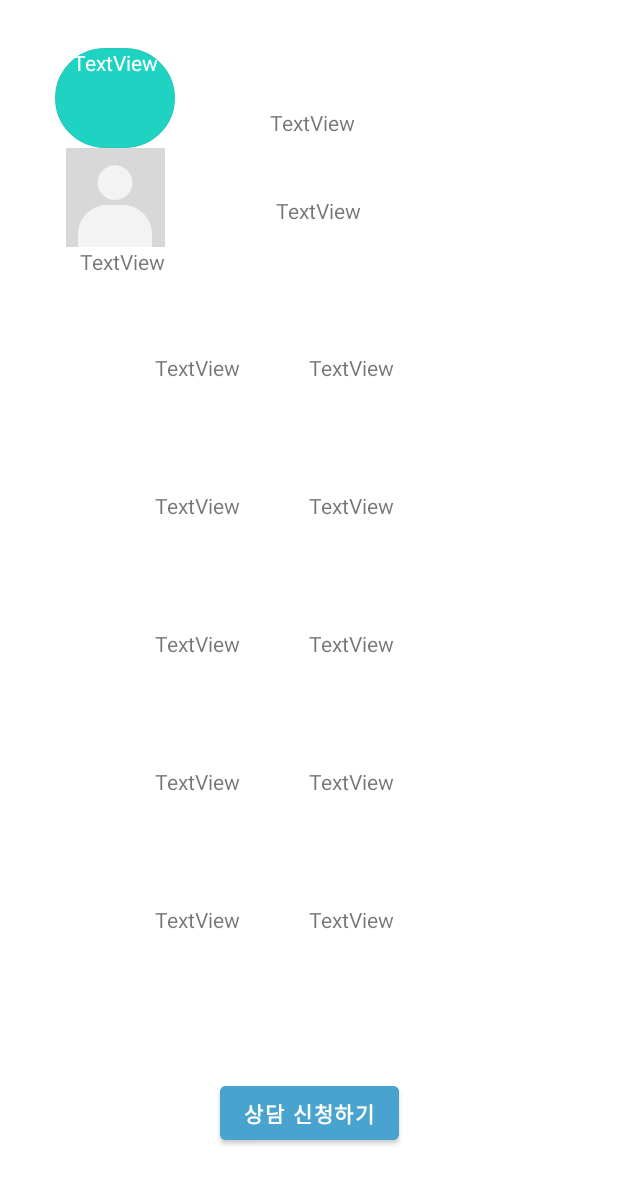
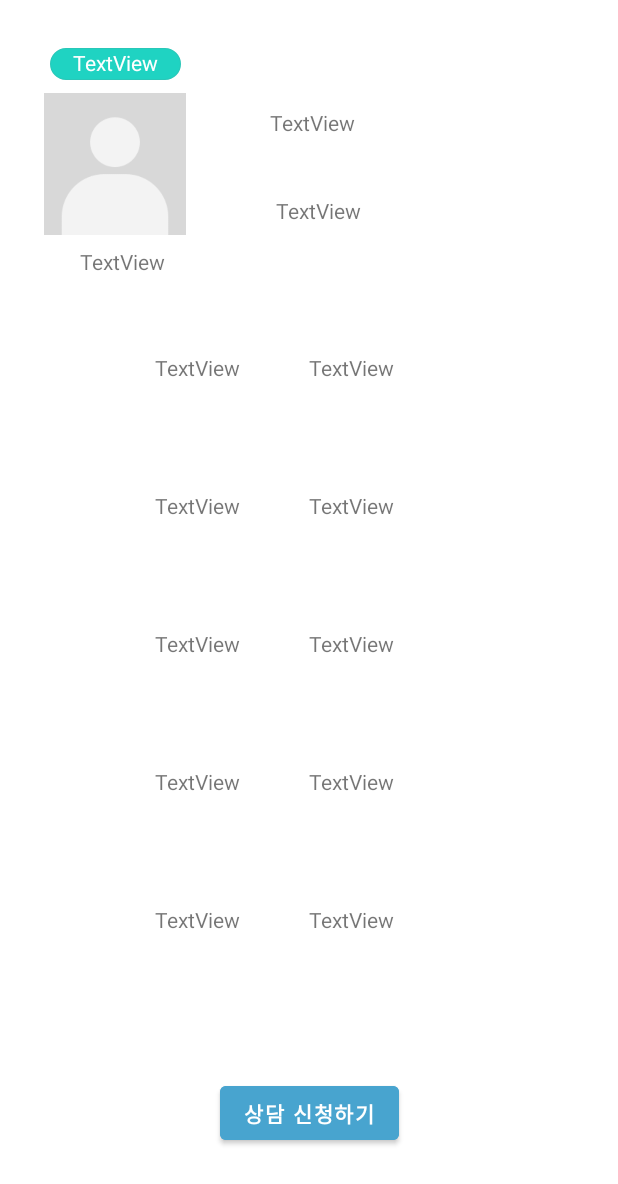
Before and after one commit to YeejaeWan/LifeGuide, an Android app: the layout frag2_1.xml on its own in the app's theme, with its tools: preview values and no code run, on a phone screen of 412 x 824 dp. Shown: the top 1184 px of the screen. Run offline under Robolectric (Android 15) with nearby library versions, the phone set to English and light mode, and no system bars.

Commit message:
상담사 찾기2 멘토 페이지

```diff
--- a/app/src/main/res/layout/frag2_1.xml
+++ b/app/src/main/res/layout/frag2_1.xml
@@ -7,8 +7,8 @@
 
     <TextView
         android:id="@+id/textView1"
-        android:layout_width="0dp"
-        android:layout_height="0dp"
+        android:layout_width="87dp"
+        android:layout_height="21dp"
         android:layout_marginStart="7dp"
         android:layout_marginTop="32dp"
         android:layout_marginEnd="7dp"
```
